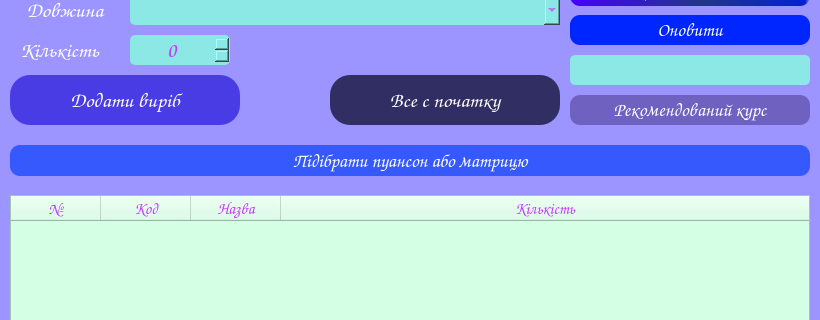
This is BendingPriceCalc.ui in VitaliyBychevoy/BendingToolsPriceCalc as Qt 5 draws it before an edit; both pictures show x 0 to 820 and y 185 to 505 of the 820 by 880 pixel window. The edited form follows.
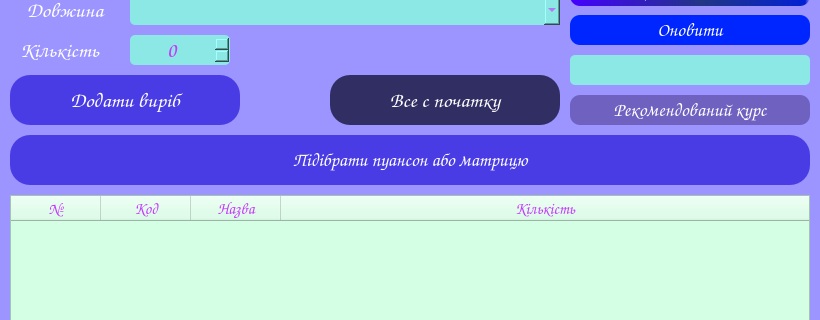
This is the edited form.

```diff
--- a/BendingPriceCalc.ui
+++ b/BendingPriceCalc.ui
@@ -1225,9 +1225,9 @@
     <property name="geometry">
      <rect>
       <x>10</x>
-      <y>330</y>
+      <y>320</y>
       <width>800</width>
-      <height>31</height>
+      <height>50</height>
      </rect>
     </property>
     <property name="font">
@@ -1237,7 +1237,7 @@
      </font>
     </property>
     <property name="styleSheet">
-     <string notr="true">QPushButton {
+     <string notr="true">/*QPushButton {
 background-color:#3559FC;
 color:white;
 border-radius: 10px;
@@ -1245,6 +1245,17 @@
 
 QPushButton:hover {
     background-color:  rgb(48, 221, 255);
+}*/
+QPushButton {
+color:white;
+/*background-color: qlineargradient(spread:pad, x1:0, y1:0, x2:1, y2:0, stop:0 rgba(102, 158, 255, 255), stop:0.55 rgba(71, 61, 235, 255), stop:0.98 rgba(27, 2, 212, 255), stop:1 rgba(0, 0, 0, 0)); */
+/*background-color: rgb(102, 161, 255);*/
+background-color: #4A3CE5;
+border-radius: 20px;
+}
+
+QPushButton:hover {
+    background-color:  rgb(48, 221, 255);
 }</string>
     </property>
     <property name="text">
```
